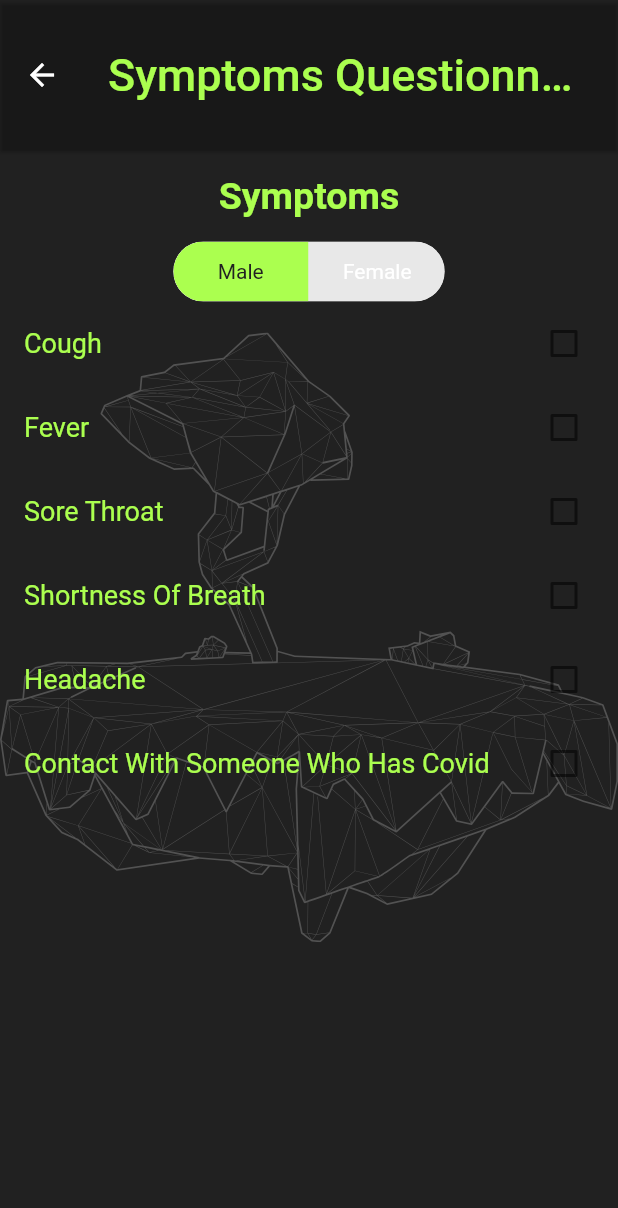
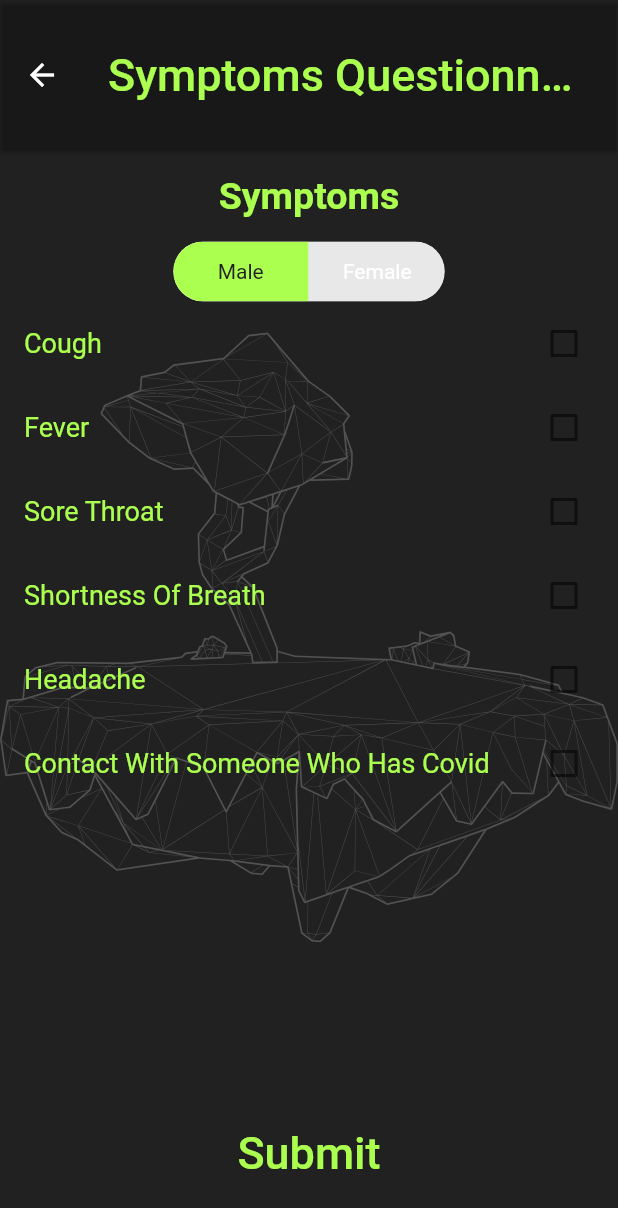
Before and after one commit to COS301-SE-2021/Rabbitania, a Flutter app: the QuestionnaireForm screen opened directly, on a phone screen of 412 x 824 dp. Shown: the top 1208 px of the screen. Run offline on Flutter 3.47's test engine with Material 2 defaults, Android fonts, the phone set to English and light mode, and no system bars; drawn by our look-alikes of toggle_switch; our stand-ins replace cloud_firestore, curved_navigation_bar, firebase_auth, firebase_core, flutter_dotenv, flutter_slidable and 8 more; missing offline and left inert: agora_rtc_engine, encrypt, flutter_phone_direct_caller, flutter_picker, flutter_reaction_button; accounts and stored records are empty; key blocks and very long unbroken strings in the code were emptied for the run.

Commit message:
Added submit button to form

```diff
--- a/frontend/frontend/lib/src/widgets/Questionnaire/questionnare_display.dart
+++ b/frontend/frontend/lib/src/widgets/Questionnaire/questionnare_display.dart
@@ -109,6 +109,16 @@ class QuestionnaireFormState extends State<QuestionnaireForm> {
                     ),
                   ),
                   flex: 1),
+              Container(
+                  child: TextButton(
+                    onPressed: () {},
+                    child: Text("Submit",
+                        style: TextStyle(
+                            color: utilModel.greenColor,
+                            backgroundColor: utilModel.greyColor,
+                            fontSize: 30)),
+                  ),
+                  padding: EdgeInsets.only(bottom: 30)),
             ],
           ),
         ],
```
